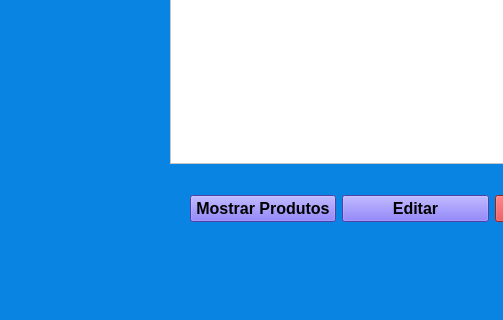
Old version of the form editar_produtos.ui in the repository fabiojuliosantos/projeto-ads; both pictures show x 0 to 503 and y 236 to 556 of the 800 by 556 pixel window.
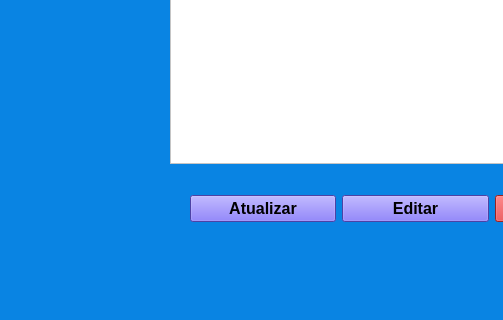
New version of the form.

The edit to the form file:
```diff
--- a/editar_produtos.ui
+++ b/editar_produtos.ui
@@ -63,7 +63,7 @@
         <string notr="true">background-color: rgb(108, 92, 231);</string>
        </property>
        <property name="text">
-        <string>Mostrar Produtos</string>
+        <string>Atualizar</string>
        </property>
       </widget>
      </item>
```
